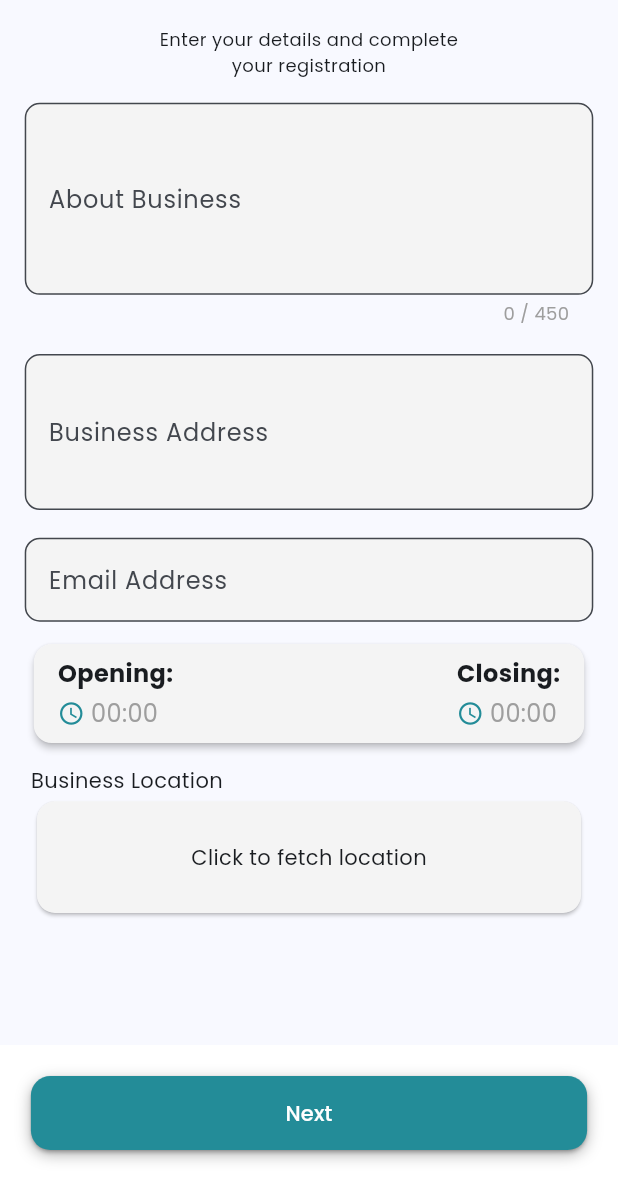
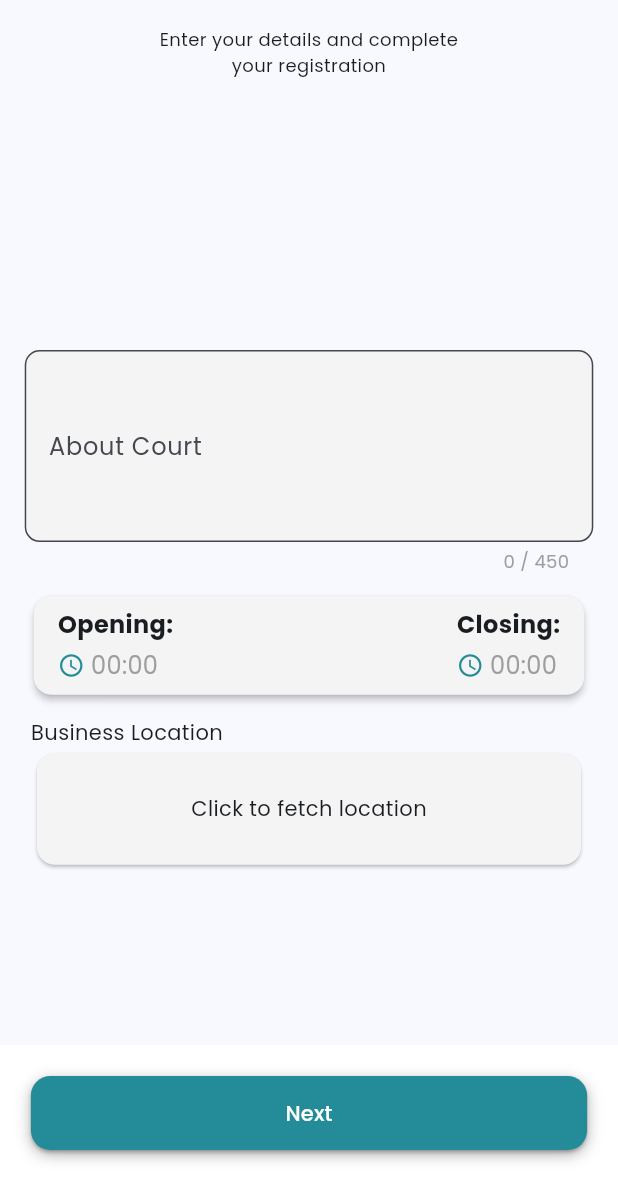
Before and after one commit to adhilfouzi/playtime_club, a Flutter app: the A02SignupScreen screen opened directly, on a phone screen of 412 x 824 dp, the part 55-1236 px from its top. Run offline on Flutter 3.47's test engine with Material 3 defaults, Android fonts, the phone set to English and light mode, and no system bars; our stand-ins replace cloud_firestore, firebase_auth, firebase_core, flutter_bloc, flutter_spinkit, flutter_svg and 2 more; accounts and stored records are empty.

Commit message:
userModel variable changed

```diff
--- a/lib/main.dart
+++ b/lib/main.dart
@@ -2,7 +2,7 @@ import 'package:firebase_core/firebase_core.dart';
 import 'package:flutter/material.dart';
 import 'package:flutter_bloc/flutter_bloc.dart';
 import 'model/backend/firebase_options.dart';
-import 'view/course/bottom_navigationbar_widget.dart';
+import 'view/onboarding/boarding/splash_screen.dart';
 import 'view_model/bloc/signin_bloc/signin_bloc.dart';
 import 'view_model/bloc/signup_bloc/signup_bloc.dart';
 import 'view_model/checkbox_cubit.dart';
@@ -37,8 +37,8 @@ class MyApp extends StatelessWidget {
           useMaterial3: true,
           fontFamily: 'Poppins',
         ),
-        // home: const SplashScreen(),
-        home: const MyBottomNavigationBar(),
+        home: const SplashScreen(),
+        // home: const MyBottomNavigationBar(),
       ),
     );
   }
--- a/lib/model/backend/repositories/authentication/firebase_authentication.dart
+++ b/lib/model/backend/repositories/authentication/firebase_authentication.dart
@@ -10,7 +10,9 @@ class AuthenticationRepository {
   Future<UserCredential> registerWithEmailAndPassword(String email) async {
     try {
       return await _auth.createUserWithEmailAndPassword(
-          email: email, password: DateTime.now().toString());
+          email: email, password: "123456"
+          //  DateTime.now().toString()
+          );
     } catch (e) {
       throw ExceptionHandler.handleException(e);
     }
--- a/lib/model/data_model/user_request_model.dart
+++ b/lib/model/data_model/user_request_model.dart
@@ -1,50 +1,74 @@
 import '../controller/formater.dart';
 
 class UserRequestModel {
-  final String userName;
-  final String number;
-  final String email;
   final String courtName;
-  final String location;
-  final String description;
+  final String courtPhoneNumber;
+  final String courtEmailAddress;
+  final String courtDescription;
+  final String openingTime;
+  final String closingTime;
+  final String courtLocation;
+  final String images;
+  final String ownerPhoto;
+  final String ownerFullName;
+  final String ownerPhoneNumber;
+  final String ownerEmailAddress;
   final bool isOwner;
 
-  UserRequestModel(
-      {required this.isOwner,
-      required this.userName,
-      required this.number,
-      required this.email,
-      required this.courtName,
-      required this.location,
-      required this.description});
+  UserRequestModel({
+    required this.courtName,
+    required this.courtPhoneNumber,
+    required this.courtEmailAddress,
+    required this.courtDescription,
+    required this.openingTime,
+    required this.closingTime,
+    required this.courtLocation,
+    required this.images,
+    required this.ownerPhoto,
+    required this.ownerFullName,
+    required this.ownerPhoneNumber,
+    required this.ownerEmailAddress,
+    required this.isOwner,
+  });
 
   Map<String, dynamic> toJson() {
     return {
-      'userName': userName,
-      'number': number,
-      'email': email,
       'courtName': courtName,
-      'location': location,
-      'description': description,
+      'courtPhoneNumber': courtPhoneNumber,
+      'courtEmailAddress': courtEmailAddress,
+      'courtDescription': courtDescription,
+      'openingTime': openingTime,
+      'closingTime': closingTime,
+      'courtLocation': courtLocation,
+      'images': images,
+      'ownerPhoto': ownerPhoto,
+      'ownerFullName': ownerFullName,
+      'ownerPhoneNumber': ownerPhoneNumber,
+      'ownerEmailAddress': ownerEmailAddress,
       'isOwner': isOwner,
     };
   }
 
-  // Factory constructor to create UserModel from JSON data
   factory UserRequestModel.fromJson(Map<String, dynamic> json) {
     return UserRequestModel(
-      userName: json['userName'],
-      number: json['number'],
-      email: json['email'],
-      courtName: json['courtName'],
-      location: json['location'],
-      description: json['description'],
-      isOwner: json['isOwner'],
+      courtName: json['courtName'] ?? '',
+      courtPhoneNumber: json['courtPhoneNumber'] ?? '',
+      courtEmailAddress: json['courtEmailAddress'] ?? '',
+      courtDescription: json['courtDescription'] ?? '',
+      openingTime: json['openingTime'] ?? '',
+      closingTime: json['closingTime'] ?? '',
+      courtLocation: json['courtLocation'] ?? '',
+      images: json['images'] ?? '',
+      ownerPhoto: json['ownerPhoto'] ?? '',
+      ownerFullName: json['ownerFullName'] ?? '',
+      ownerPhoneNumber: json['ownerPhoneNumber'] ?? '',
+      ownerEmailAddress: json['ownerEmailAddress'] ?? '',
+      isOwner: json['isOwner'] ?? false,
     );
   }
 
-  // helper function to fotmat phone number
-  String get formattedPhoneNo => Formatter.formatPhoneNumber(number);
-  // static function to split full userName into first and last Name
-  static List<String> userNameParts(userName) => userName.split('');
+  String get formattedOwnerPhoneNumber =>
+      Formatter.formatPhoneNumber(ownerPhoneNumber);
+
+  static List<String> splitFullName(String fullName) => fullName.split(' ');
 }
--- a/lib/view/onboarding/signup/a01_signup_screen.dart
+++ b/lib/view/onboarding/signup/a01_signup_screen.dart
@@ -22,33 +22,24 @@ class A01SignupScreen extends StatelessWidget {
           padding: EdgeInsets.symmetric(
               horizontal: width * 0.02, vertical: height * 0.025),
           child: Column(
-            mainAxisAlignment: MainAxisAlignment.center,
-            crossAxisAlignment: CrossAxisAlignment.center,
             children: [
               SizedBox(height: height * 0.2),
-              // MyTextField(
-              //   hintText: 'Business Owner’s Name',
-              //   controller: ownersNameTextEditingController,
-              //   keyboardType: TextInputType.name,
-              //   textInputAction: TextInputAction.next,
-              // ),
-              // SizedBox(height: 16.0),
               MyTextField(
-                hintText: 'Business Name',
+                hintText: 'Court Name',
                 controller: businessNameTextEditingController,
                 keyboardType: TextInputType.name,
                 textInputAction: TextInputAction.next,
               ),
               // SizedBox(height: 16.0),
               MyTextField(
-                hintText: 'Business Contact Number',
+                hintText: 'Court Contact Number',
                 controller: businessNumberTextEditingController,
                 keyboardType: TextInputType.number,
                 textInputAction: TextInputAction.next,
               ),
               // SizedBox(height: 16.0),
               MyTextField(
-                hintText: 'Email Address',
+                hintText: 'Court Email Address',
                 controller: businessMailTextEditingController,
                 keyboardType: TextInputType.emailAddress,
                 textInputAction: TextInputAction.done,
--- a/lib/view/onboarding/signup/a02_signup_screen.dart
+++ b/lib/view/onboarding/signup/a02_signup_screen.dart
@@ -11,8 +11,6 @@ class A02SignupScreen extends StatelessWidget {
   A02SignupScreen({super.key});
   final ownersNameTextEditingController = TextEditingController();
   final businessNameTextEditingController = TextEditingController();
-  final businessNumberTextEditingController = TextEditingController();
-  final businessMailTextEditingController = TextEditingController();
 
   @override
   Widget build(BuildContext context) {
@@ -24,6 +22,7 @@ class A02SignupScreen extends StatelessWidget {
       body: SingleChildScrollView(
         child: Column(
           children: [
+            SizedBox(height: height * 0.2),
             MyTextField(
               maxLines: 4,
               minLines: 4,
@@ -45,23 +44,10 @@ class A02SignupScreen extends StatelessWidget {
                   ),
                 );
               },
-              hintText: 'About Business',
+              hintText: 'About Court',
               controller: ownersNameTextEditingController,
               keyboardType: TextInputType.name,
               textInputAction: TextInputAction.next,
-            ),
-            MyTextField(
-              maxLines: 3,
-              hintText: 'Business Address',
-              controller: businessNumberTextEditingController,
-              keyboardType: TextInputType.streetAddress,
-              textInputAction: TextInputAction.next,
-            ),
-            MyTextField(
-              hintText: 'Email Address',
-              controller: businessMailTextEditingController,
-              keyboardType: TextInputType.emailAddress,
-              textInputAction: TextInputAction.done,
             ),
             TimePicker(
               onTimeSelected: (openingTime, closingTime) {
```
Also changed, not shown: lib/view/course/home/home_screen.dart (+8 -4 lines), lib/view/onboarding/boarding/account_request_screen.dart (+15 -8 lines), lib/view/onboarding/signup/a07_signup_screen.dart (+5 -6 lines), lib/view_model/bloc/signup_bloc/signup_bloc.dart (+16 -8 lines).
